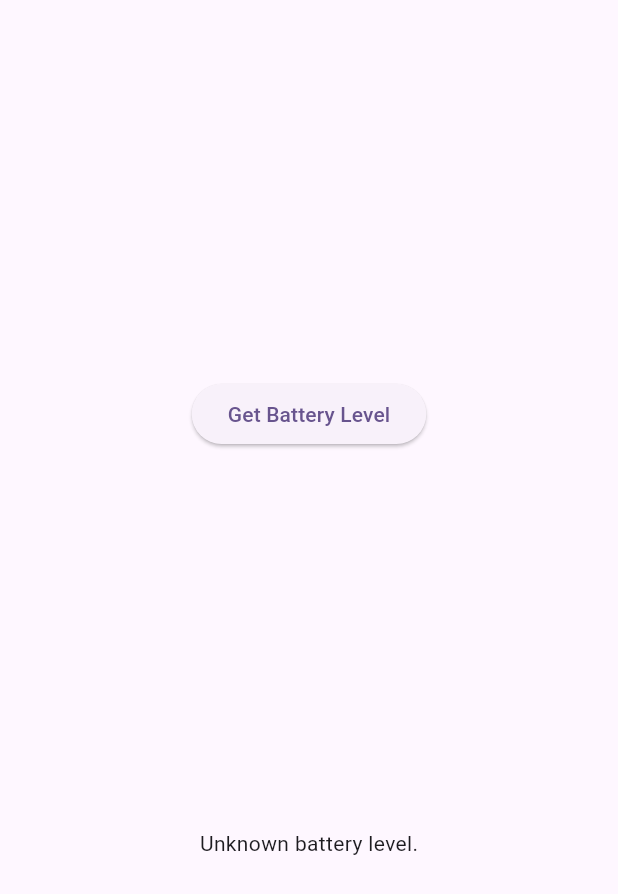
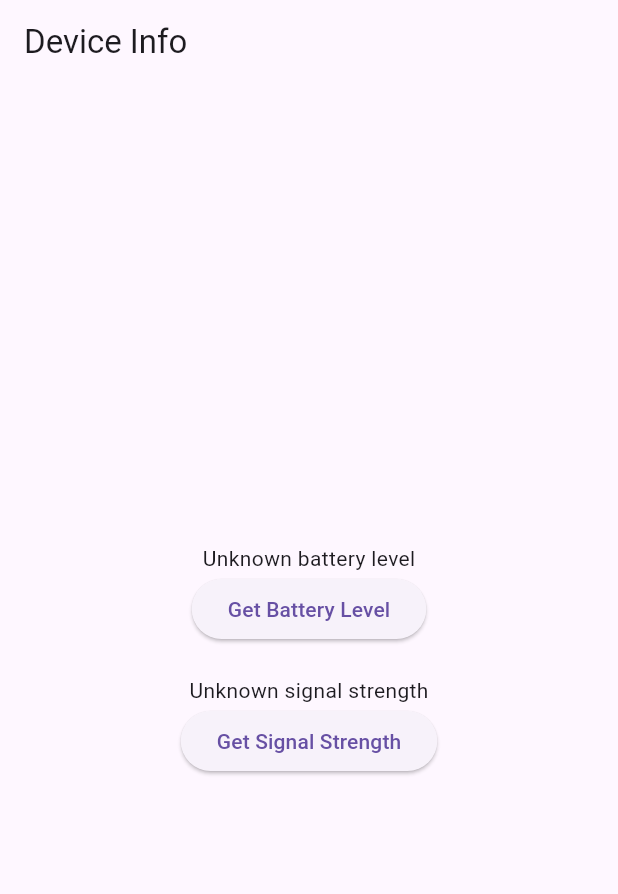
Before and after one commit to demola234/method_channels, a Flutter app: the screen it shows after launch, on a phone screen of 412 x 824 dp. Shown: the top 894 px of the screen. Run offline on Flutter 3.47's test engine with Material 3 defaults, Android fonts, the phone set to English and light mode, and no system bars.

Commit message:
feature(methods): get battery health and device signal strength

```diff
--- a/lib/main.dart
+++ b/lib/main.dart
@@ -1,48 +1,27 @@
 import 'package:flutter/material.dart';
 import 'package:flutter/services.dart';
 
-void main() {
-  runApp(const MyApp());
-}
+void main() => runApp(const MyApp());
 
-class MyApp extends StatelessWidget {
+class MyApp extends StatefulWidget {
   const MyApp({super.key});
 
   @override
-  Widget build(BuildContext context) {
-    return MaterialApp(
-      title: 'Flutter Demo',
-      theme: ThemeData(
-        colorScheme: ColorScheme.fromSeed(seedColor: Colors.deepPurple),
-        useMaterial3: true,
-      ),
-      home: const MyHomePage(title: 'Flutter Demo Home Page'),
-    );
-  }
+  _MyAppState createState() => _MyAppState();
 }
 
-class MyHomePage extends StatefulWidget {
-  const MyHomePage({super.key, required this.title});
-
-  final String title;
-
-  @override
-  State<MyHomePage> createState() => _MyHomePageState();
-}
-
-class _MyHomePageState extends State<MyHomePage> {
-  static const platform = MethodChannel('samples.flutter.dev/battery');
-
-  // Get battery level.
-  String _batteryLevel = 'Unknown battery level.';
+class _MyAppState extends State<MyApp> {
+  static const platform = MethodChannel('samples.flutter.dev/device');
+  String _batteryLevel = 'Unknown battery level';
+  String _signalStrength = 'Unknown signal strength';
 
   Future<void> _getBatteryLevel() async {
     String batteryLevel;
     try {
-      final result = await platform.invokeMethod<int>('getBatteryLevel');
-      batteryLevel = 'Battery level at $result % .';
+      final int result = await platform.invokeMethod('getBatteryLevel');
+      batteryLevel = 'Battery level: $result %';
     } on PlatformException catch (e) {
-      batteryLevel = "Failed to get battery level: '${e.message}'.";
+      batteryLevel = 'Failed to get battery level: ${e.message}';
     }
 
     setState(() {
@@ -50,19 +29,44 @@ class _MyHomePageState extends State<MyHomePage> {
     });
   }
 
+  Future<void> _getSignalStrength() async {
+    String signalStrength;
+    try {
+      final String result = await platform.invokeMethod('getSignalStrength');
+      signalStrength = 'Signal strength: $result';
+    } on PlatformException catch (e) {
+      signalStrength = 'Failed to get signal strength: ${e.message}';
+    }
+
+    setState(() {
+      _signalStrength = signalStrength;
+    });
+  }
+
   @override
   Widget build(BuildContext context) {
-    return Material(
-      child: Center(
+    return MaterialApp(
+      home: Scaffold(
+        appBar: AppBar(
+          title: const Text('Device Info'),
+        ),
+        body: Center(
           child: Column(
-          mainAxisAlignment: MainAxisAlignment.spaceEvenly,
-          children: [
+            mainAxisAlignment: MainAxisAlignment.center,
+            children: <Widget>[
+              Text(_batteryLevel),
               ElevatedButton(
                 onPressed: _getBatteryLevel,
                 child: const Text('Get Battery Level'),
               ),
-            Text(_batteryLevel),
+              const SizedBox(height: 20),
+              Text(_signalStrength),
+              ElevatedButton(
+                onPressed: _getSignalStrength,
+                child: const Text('Get Signal Strength'),
+              ),
             ],
+          ),
         ),
       ),
     );
```
Also changed, not shown: 2 other files. Lines whose indentation alone changed are shown as unchanged.
